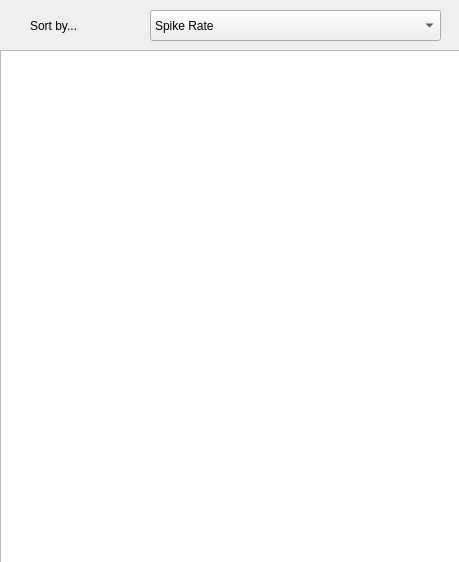
First picture: the form in dc1DataVis/app/src/layouts/AllChannelsList.ui, repository hnguyen25/retina-chip-gui, before the edit.
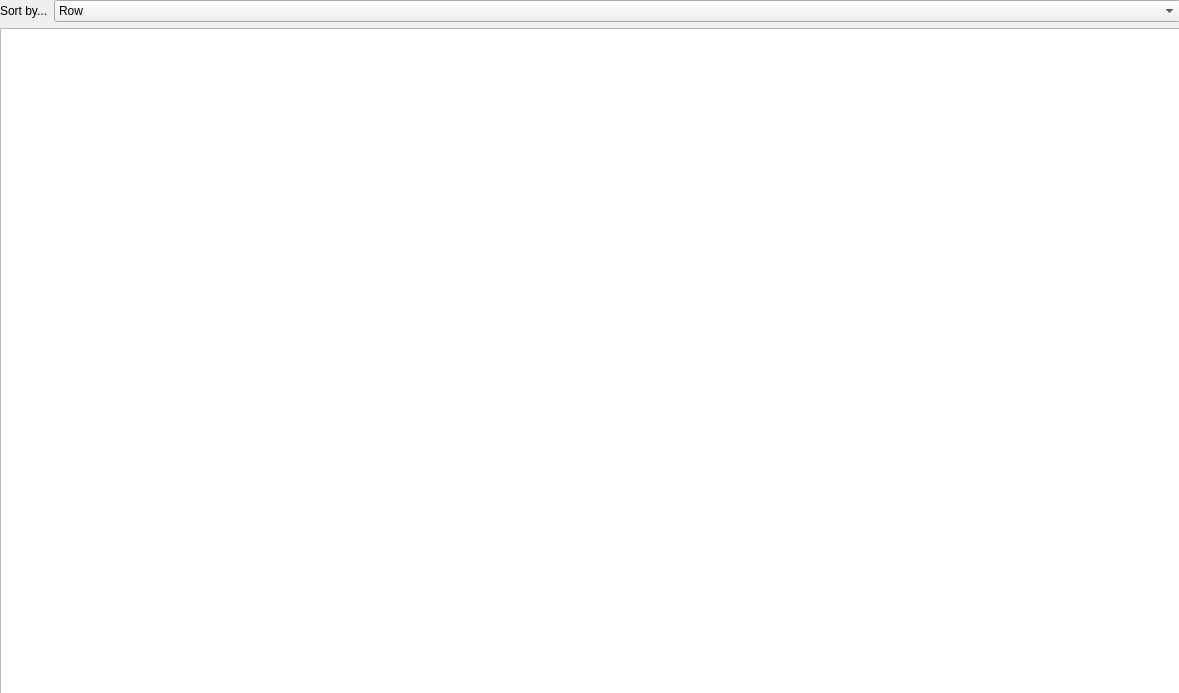
Second picture: the form after the edit.

```diff
--- a/dc1DataVis/app/src/layouts/AllChannelsList.ui
+++ b/dc1DataVis/app/src/layouts/AllChannelsList.ui
@@ -6,38 +6,81 @@
    <rect>
     <x>0</x>
     <y>0</y>
-    <width>459</width>
-    <height>562</height>
+    <width>1179</width>
+    <height>693</height>
    </rect>
   </property>
+  <property name="sizePolicy">
+   <sizepolicy hsizetype="Expanding" vsizetype="Expanding">
+    <horstretch>0</horstretch>
+    <verstretch>0</verstretch>
+   </sizepolicy>
+  </property>
   <property name="windowTitle">
    <string>All Channels Information</string>
   </property>
+  <widget class="QWidget" name="verticalLayoutWidget">
+   <property name="geometry">
+    <rect>
+     <x>0</x>
+     <y>0</y>
+     <width>1181</width>
+     <height>761</height>
+    </rect>
+   </property>
+   <layout class="QVBoxLayout" name="verticalLayout" stretch="0,0">
+    <item>
+     <layout class="QHBoxLayout" name="horizontalLayout">
+      <item>
   <widget class="QLabel" name="label">
-   <property name="geometry">
-    <rect>
-     <x>30</x>
-     <y>10</y>
-     <width>101</width>
-     <height>31</height>
-    </rect>
+        <property name="sizePolicy">
+         <sizepolicy hsizetype="Fixed" vsizetype="Preferred">
+          <horstretch>0</horstretch>
+          <verstretch>0</verstretch>
+         </sizepolicy>
    </property>
    <property name="text">
     <string>Sort by...</string>
    </property>
-   <property name="buddy">
-    <cstring>chooseSortOption</cstring>
-   </property>
-  </widget>
+       </widget>
+      </item>
+      <item>
   <widget class="QComboBox" name="chooseSortOption">
-   <property name="geometry">
-    <rect>
-     <x>150</x>
-     <y>10</y>
-     <width>291</width>
-     <height>31</height>
-    </rect>
-   </property>
+        <item>
+         <property name="text">
+          <string>Row</string>
+         </property>
+        </item>
+        <item>
+         <property name="text">
+          <string>Col</string>
+         </property>
+        </item>
+        <item>
+         <property name="text">
+          <string>Time Last Recorded (secs since start)</string>
+         </property>
+        </item>
+        <item>
+         <property name="text">
+          <string>Channel Noise Mean</string>
+         </property>
+        </item>
+        <item>
+         <property name="text">
+          <string>Channel Noise Standard Deviatoin</string>
+         </property>
+        </item>
+        <item>
+         <property name="text">
+          <string>Channel Average Unfiltered Amplitude</string>
+         </property>
+        </item>
+        <item>
+         <property name="text">
+          <string>Channel Average Filtered Amplitude</string>
+         </property>
+        </item>
    <item>
     <property name="text">
      <string>Spike Rate</string>
@@ -59,25 +102,25 @@
     </property>
    </item>
   </widget>
+      </item>
+     </layout>
+    </item>
+    <item>
   <widget class="QTableView" name="electrodeTable">
-   <property name="geometry">
-    <rect>
-     <x>0</x>
-     <y>50</y>
-     <width>461</width>
-     <height>541</height>
-    </rect>
-   </property>
-  </widget>
- </widget>
- <customwidgets>
-  <customwidget>
-   <class>Widget</class>
-   <extends>QWidget</extends>
-   <header>widget.h</header>
-   <container>1</container>
-  </customwidget>
- </customwidgets>
+      <property name="sizePolicy">
+       <sizepolicy hsizetype="Preferred" vsizetype="Expanding">
+        <horstretch>0</horstretch>
+        <verstretch>0</verstretch>
+       </sizepolicy>
+      </property>
+      <attribute name="horizontalHeaderDefaultSectionSize">
+       <number>150</number>
+      </attribute>
+     </widget>
+    </item>
+   </layout>
+  </widget>
+ </widget>
  <resources/>
  <connections/>
 </ui>
```
Left out of the diff: 6 changed lines with no effect on the pictures. Lines whose indentation alone changed are shown as unchanged.
